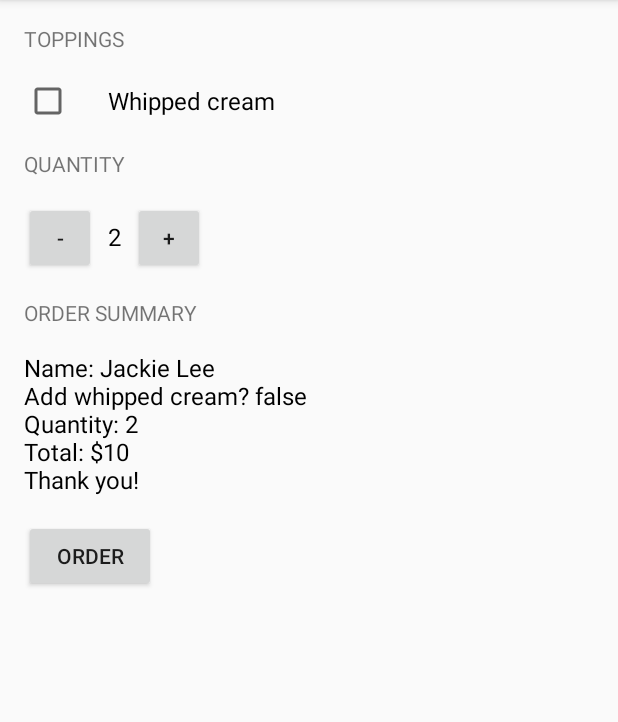
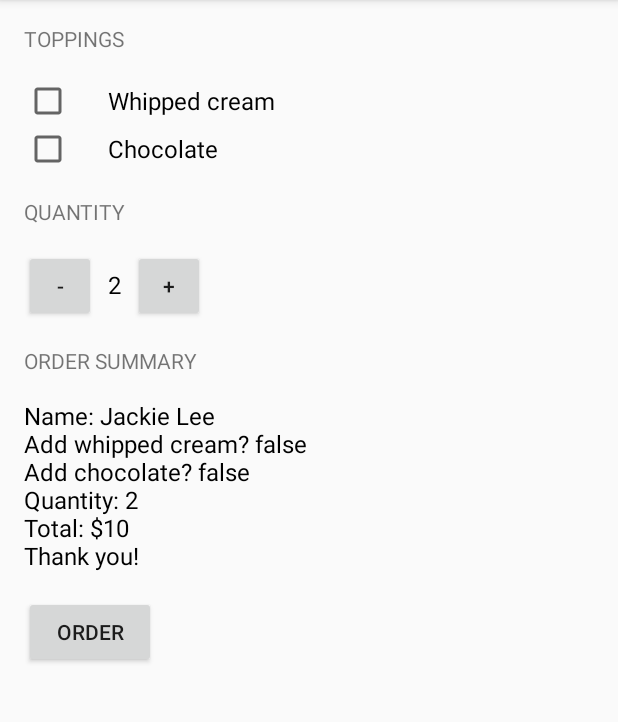
Before and after one commit to Eisweinjlee/Android-InputDesign-study, an Android app: the screen it shows after launch (MainActivity), after a tap on "ORDER", on a phone screen of 412 x 824 dp, the part 84-806 px from its top. Run offline under Robolectric (Android 15) with nearby library versions, the phone set to English and light mode, and no system bars.

Commit message:
add Topping Chocolate and add ScrollView for layout.

```diff
--- a/app/src/main/java/com/example/android/justjavainput/MainActivity.java
+++ b/app/src/main/java/com/example/android/justjavainput/MainActivity.java
@@ -36,10 +36,15 @@ public class MainActivity extends AppCompatActivity {
      */
 
     public void submitOrder(View view) {
+        // whipped cream ?
         CheckBox whippedCreamCheckBox = (CheckBox) findViewById(R.id.whipped_cream_checkbox);
         boolean hasWhippedCream = whippedCreamCheckBox.isChecked();
+        // chocolate ?
+        CheckBox chocolateCheckBox = (CheckBox) findViewById(R.id.chocolate_checkbox);
+        boolean hasChocolate = chocolateCheckBox.isChecked();
+
         int price = calculatePrice();
-        String priceMessage = createOrderSummary(price, hasWhippedCream);
+        String priceMessage = createOrderSummary(price, hasWhippedCream, hasChocolate);
         displayMessage(priceMessage);
     }
 
@@ -56,9 +61,10 @@ public class MainActivity extends AppCompatActivity {
      * Create an order summary.
      */
 
-    private String createOrderSummary(int price, boolean addWhippedCream) {
+    private String createOrderSummary(int price, boolean addWhippedCream, boolean addChocolate) {
         String priceMessage = "Name: Jackie Lee";
         priceMessage += "\nAdd whipped cream? "+ addWhippedCream;
+        priceMessage += "\nAdd chocolate? " + addChocolate;
         priceMessage += "\nQuantity: " + quantity;
         priceMessage += "\nTotal: $" + price;
         priceMessage += "\nThank you!";
--- a/app/src/main/res/layout/activity_main.xml
+++ b/app/src/main/res/layout/activity_main.xml
@@ -1,15 +1,19 @@
 <?xml version="1.0" encoding="utf-8"?>
-<LinearLayout xmlns:android="http://schemas.android.com/apk/res/android"
+<ScrollView xmlns:android="http://schemas.android.com/apk/res/android"
     xmlns:app="http://schemas.android.com/apk/res-auto"
     xmlns:tools="http://schemas.android.com/tools"
+    android:layout_width="match_parent"
+    android:layout_height="match_parent"
+    tools:context=".MainActivity">
+
+    <LinearLayout
         android:layout_width="match_parent"
         android:layout_height="match_parent"
         android:orientation="vertical"
         android:paddingLeft="16dp"
         android:paddingTop="16dp"
         android:paddingRight="16dp"
-    android:paddingBottom="16dp"
-    tools:context=".MainActivity">
+        android:paddingBottom="16dp">
 
         <TextView
             android:layout_width="wrap_content"
@@ -22,9 +26,17 @@
             android:layout_width="wrap_content"
             android:layout_height="wrap_content"
             android:layout_marginTop="16dp"
+            android:paddingLeft="24dp"
+            android:text="Whipped cream"
+            android:textSize="16sp" />
+
+        <CheckBox
+            android:id="@+id/chocolate_checkbox"
+            android:layout_width="wrap_content"
+            android:layout_height="wrap_content"
             android:layout_marginBottom="16dp"
             android:paddingLeft="24dp"
-        android:text="Whipped cream"
+            android:text="Chocolate"
             android:textSize="16sp" />
 
         <TextView
@@ -89,3 +101,5 @@
 
 
     </LinearLayout>
+
+</ScrollView>
```
Lines whose indentation alone changed are shown as unchanged.
